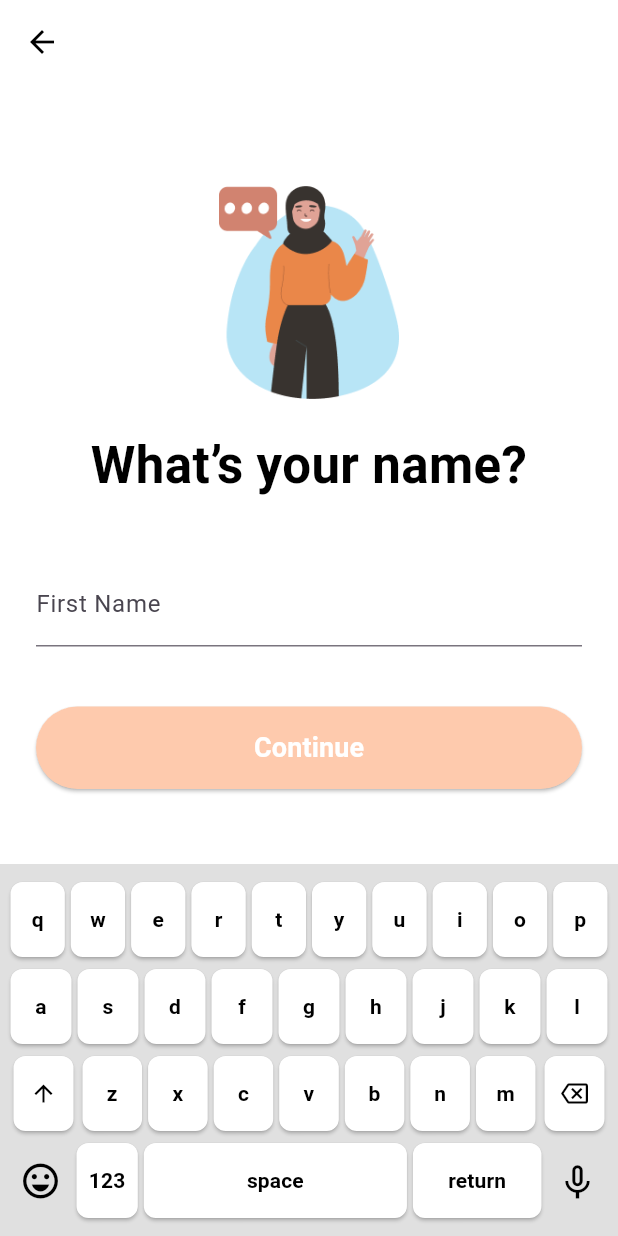
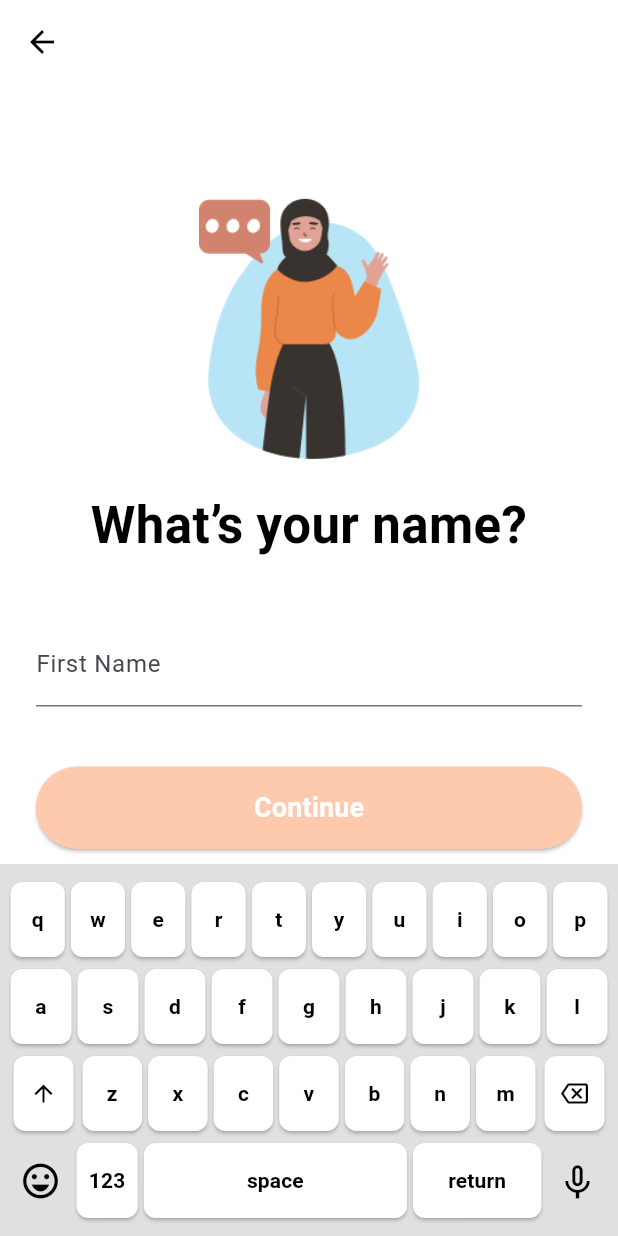
Before and after one commit to rabia-sarfaraz/copilot, a Flutter app: the NameScreen screen opened by its route, on a phone screen of 412 x 824 dp. Run offline on Flutter 3.47's test engine with Material 3 defaults, Android fonts, the light colour scheme and no system bars; Roboto replaces fonts that are missing (Poppins).

Commit message:
initial commit

```diff
--- a/Munna match/munna_match/lib/screens/name_screen.dart
+++ b/Munna match/munna_match/lib/screens/name_screen.dart
@@ -32,8 +32,8 @@ class _NameScreenState extends State<NameScreen> {
             // Bigger Image on top
             Image.asset(
               "assets/images/user.png", // your image path
-              height: 180,
-              width: 180,
+              height: 220,
+              width: 220,
               fit: BoxFit.contain,
             ),
 
```
